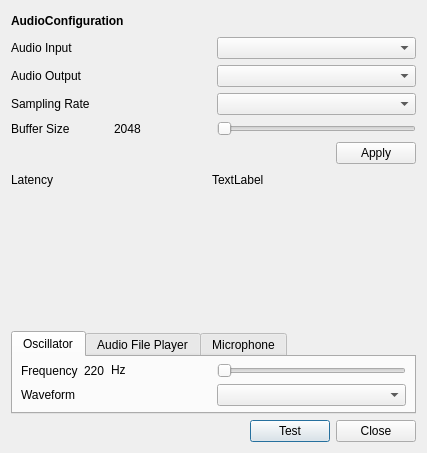
Before: the Qt Designer form audiopreferencedialog.ui in Bariyard/AudioIOTester, drawn with Qt 5.
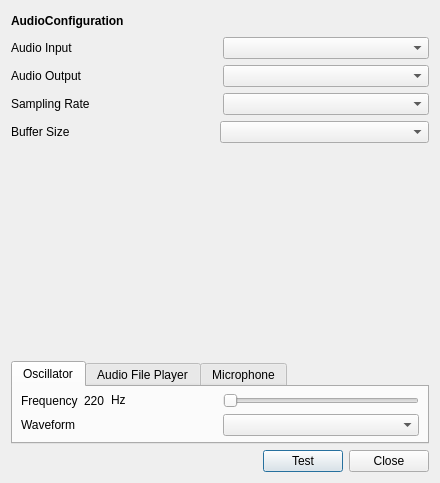
After: the same form once the commit is applied.

Commit message: fix buffersize and sampling rate User interface

Patch:
```diff
--- a/audiopreferencedialog.ui
+++ b/audiopreferencedialog.ui
@@ -6,8 +6,8 @@
    <rect>
     <x>0</x>
     <y>0</y>
-    <width>427</width>
-    <height>453</height>
+    <width>440</width>
+    <height>483</height>
    </rect>
   </property>
   <property name="mouseTracking">
@@ -99,152 +99,25 @@
       </layout>
      </item>
      <item>
-      <layout class="QVBoxLayout" name="BufferSizeVerticalLayout">
+      <layout class="QHBoxLayout" name="BufferSizeLayout">
+       <property name="spacing">
+        <number>0</number>
+       </property>
        <item>
-        <layout class="QHBoxLayout" name="BufferSizeLayout">
-         <item>
-          <layout class="QHBoxLayout" name="BufferSizeHorizontalLayout_1">
-           <item>
-            <widget class="QLabel" name="BufferSizeLabel">
-             <property name="sizePolicy">
-              <sizepolicy hsizetype="Preferred" vsizetype="Preferred">
-               <horstretch>0</horstretch>
-               <verstretch>0</verstretch>
-              </sizepolicy>
-             </property>
-             <property name="text">
-              <string>Buffer Size</string>
-             </property>
-            </widget>
-           </item>
-           <item>
-            <widget class="QLabel" name="BufferSizeValueLabel">
-             <property name="sizePolicy">
-              <sizepolicy hsizetype="Preferred" vsizetype="Preferred">
-               <horstretch>0</horstretch>
-               <verstretch>0</verstretch>
-              </sizepolicy>
-             </property>
-             <property name="text">
-              <string>2048</string>
-             </property>
-            </widget>
-           </item>
-          </layout>
-         </item>
-         <item>
-          <layout class="QHBoxLayout" name="BufferSizeHorizontalLayout_2">
-           <item>
-            <widget class="QSlider" name="BufferSizeSlider">
-             <property name="sizePolicy">
-              <sizepolicy hsizetype="Ignored" vsizetype="Fixed">
-               <horstretch>0</horstretch>
-               <verstretch>0</verstretch>
-              </sizepolicy>
-             </property>
-             <property name="minimumSize">
-              <size>
-               <width>0</width>
-               <height>0</height>
-              </size>
-             </property>
-             <property name="sizeIncrement">
-              <size>
-               <width>0</width>
-               <height>0</height>
-              </size>
-             </property>
-             <property name="baseSize">
-              <size>
-               <width>60</width>
-               <height>0</height>
-              </size>
-             </property>
-             <property name="mouseTracking">
-              <bool>false</bool>
-             </property>
-             <property name="layoutDirection">
-              <enum>Qt::LeftToRight</enum>
-             </property>
-             <property name="orientation">
-              <enum>Qt::Horizontal</enum>
-             </property>
-            </widget>
-           </item>
-          </layout>
-         </item>
-        </layout>
+        <widget class="QLabel" name="BufferSizeLabel">
+         <property name="sizePolicy">
+          <sizepolicy hsizetype="Preferred" vsizetype="Preferred">
+           <horstretch>0</horstretch>
+           <verstretch>0</verstretch>
+          </sizepolicy>
+         </property>
+         <property name="text">
+          <string>Buffer Size</string>
+         </property>
+        </widget>
        </item>
        <item>
-        <layout class="QHBoxLayout" name="BufferSizeApplyLayout">
-         <item>
-          <spacer name="BufferSizeApplyHorizontalSpacer">
-           <property name="orientation">
-            <enum>Qt::Horizontal</enum>
-           </property>
-           <property name="sizeHint" stdset="0">
-            <size>
-             <width>40</width>
-             <height>20</height>
-            </size>
-           </property>
-          </spacer>
-         </item>
-         <item>
-          <widget class="QPushButton" name="BufferSizeApplyPushButton">
-           <property name="text">
-            <string>Apply</string>
-           </property>
-           <property name="autoDefault">
-            <bool>false</bool>
-           </property>
-          </widget>
-         </item>
-        </layout>
-       </item>
-       <item>
-        <layout class="QHBoxLayout" name="LatencyHorizontalLayout">
-         <item>
-          <widget class="QLabel" name="LatencyLabel">
-           <property name="text">
-            <string>Latency</string>
-           </property>
-          </widget>
-         </item>
-         <item>
-          <spacer name="LatencyHorizontalSpacer_1">
-           <property name="orientation">
-            <enum>Qt::Horizontal</enum>
-           </property>
-           <property name="sizeHint" stdset="0">
-            <size>
-             <width>40</width>
-             <height>20</height>
-            </size>
-           </property>
-          </spacer>
-         </item>
-         <item>
-          <widget class="QLabel" name="LatencyLabelValue">
-           <property name="text">
-            <string>TextLabel</string>
-           </property>
-          </widget>
-         </item>
-         <item>
-          <spacer name="LatencyHorizontalSpacer_2">
-           <property name="orientation">
-            <enum>Qt::Horizontal</enum>
-           </property>
-           <property name="sizeHint" stdset="0">
-            <size>
-             <width>40</width>
-             <height>20</height>
-            </size>
-           </property>
-          </spacer>
-         </item>
-        </layout>
+        <widget class="QComboBox" name="BufferSizeComboBox"/>
        </item>
       </layout>
      </item>
```
The commit also changes 4 other files.
